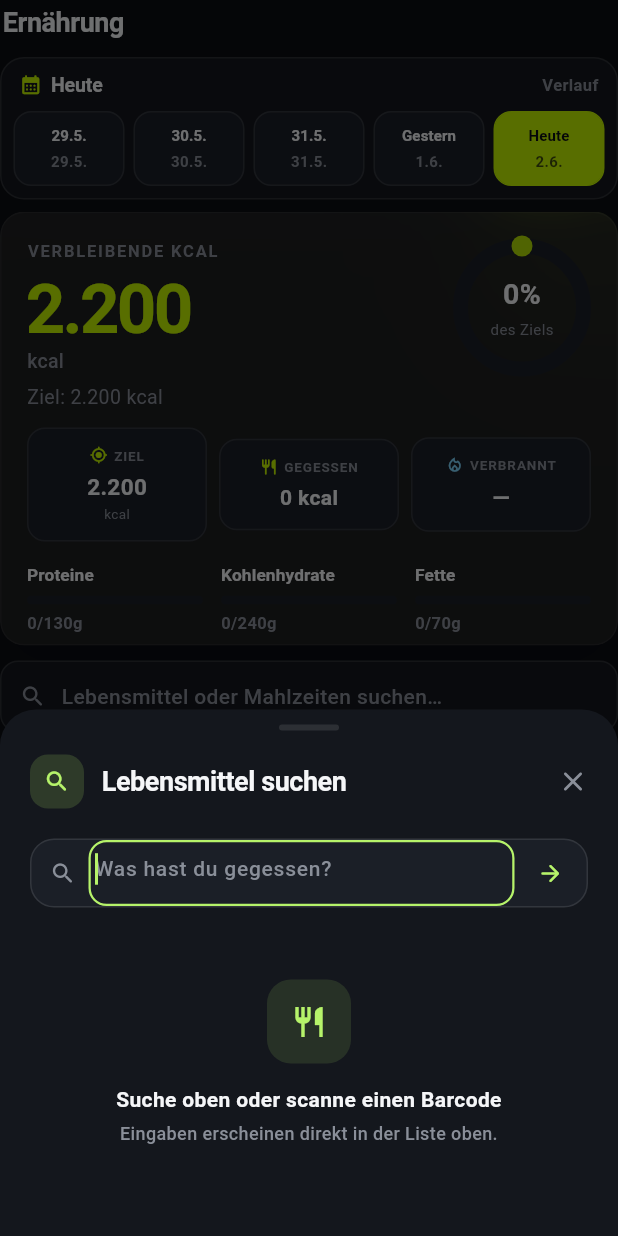
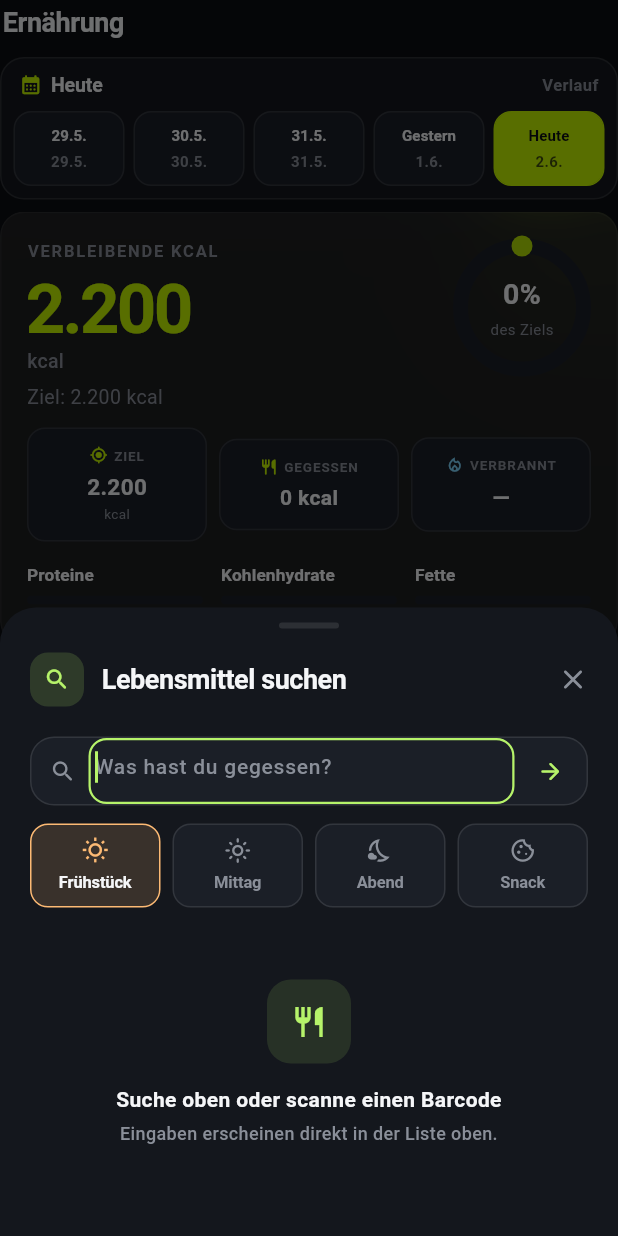
Before and after one commit to mxritzgit/shiftfit, a Flutter app: the MealAnalysisScreen widget shown alone on an empty page, opened directly with empty values, after a tap on "Lebensmittel oder Mahlzeiten suchen…", on a phone screen of 412 x 824 dp. Run offline on Flutter 3.47's test engine with Material 3 defaults, Android fonts, the phone set to English and light mode, and no system bars; our stand-ins replace image_picker, supabase_flutter; missing offline and left inert: health, mobile_scanner; accounts and stored records are empty.

Commit message:
feat(food): Mahlzeit-Slot beim manuellen Hinzufügen wählbar
Im Food-Add-Sheet (Suche/Barcode/KI-Scan/Schnell) wird der Slot bisher
still aus der Uhrzeit geraten und dem User nur per Snackbar mitgeteilt -
er konnte ihn nicht festlegen. Neu: ein 4er-Segmented-Control (Frühstück/
Mittag/Abend/Snack) im Sheet, Default = bisheriger Uhrzeit-Vorschlag,
jederzeit änderbar. Steuert onAdd/Foto/Barcode + Snackbar-Label; die
Existing-Meals-Liste filtert reaktiv nach dem gewählten Slot.

Datenschicht unverändert (LoggedMeal.forcedSlot + meals_sync tragen den
Slot bereits). Slot-Farben/Icons aus dem bestehenden Rezept-Picker
gespiegelt; _SheetHeader-Duplikat auf geteilte Helfer reduziert.

Verifiziert lokal: flutter analyze -> 0 Issues, flutter test -> 34/34
(neuer Test "Food add lets the user pick the meal slot, not the clock"
beweist via zwei verschiedene Slots, dass der Selector den Slot steuert,
nicht die Uhrzeit). Design-Doc unter docs/superpowers/specs/.

Co-Authored-By: Claude Opus 4.8 (1M context) <noreply@anthropic.com>

```diff
--- a/lib/src/screens/meal_analysis_screen.dart
+++ b/lib/src/screens/meal_analysis_screen.dart
@@ -74,15 +74,12 @@ class MealAnalysisScreen extends StatelessWidget {
 
   void _openAddSheet(BuildContext context, MealSlot slot,
       {bool searchMode = false}) {
-    // Bereits geloggte Eintraege fuer DIESEN Slot UND das aktuell angezeigte
-    // Datum - das Sheet zeigt sie oben mit X-Button. Im Such-Modus entfaellt
-    // dieses Slot-Framing (reine Suche, kein "Fruehstueck hinzufuegen").
-    final existingForSlot = searchMode
-        ? const <LoggedMeal>[]
-        : loggedMeals
-            .where((m) =>
-                DateUtils.isSameDay(m.loggedAt, selectedDate) && m.slot == slot)
-            .toList(growable: false);
+    // Alle Eintraege des angezeigten Tages - das Sheet filtert die Anzeige
+    // selbst nach dem im Selector gewaehlten Slot (bleibt so synchron, wenn
+    // der User den Slot im Sheet wechselt). `slot` ist nur der Default-Slot.
+    final existingForDay = loggedMeals
+        .where((m) => DateUtils.isSameDay(m.loggedAt, selectedDate))
+        .toList(growable: false);
     showAddMealSheet(
       context,
       slot: slot,
@@ -91,7 +88,7 @@ class MealAnalysisScreen extends StatelessWidget {
       productService: productService,
       photoInput: photoInput,
       favorites: favorites,
-      existingMeals: existingForSlot,
+      existingMeals: existingForDay,
       onAdd: onAddMeal,
       onAdjustDailyKcal: onAdjustDailyKcal,
       onRemoveFavorite: onRemoveFavorite,
--- a/lib/src/widgets/kcal/add_meal_sheet.dart
+++ b/lib/src/widgets/kcal/add_meal_sheet.dart
@@ -100,6 +100,9 @@ class _AddMealSheetState extends State<AddMealSheet> {
   final Set<String> _justAddedKeys = <String>{};
   final Map<String, Timer> _justAddedTimers = <String, Timer>{};
 
+  // Der Slot ist Sheet-Zustand, nicht ein fixer Input: Default ist der
+  // übergebene (Uhrzeit-)Vorschlag, der User kann ihn im Selector ändern.
+  late MealSlot _selectedSlot;
   late List<LoggedMeal> _existing;
   late List<FavoriteMeal> _favorites;
 
@@ -113,9 +116,21 @@ class _AddMealSheetState extends State<AddMealSheet> {
   @override
   void initState() {
     super.initState();
+    _selectedSlot = widget.slot;
     _existing = List<LoggedMeal>.of(widget.existingMeals);
     _favorites = List<FavoriteMeal>.of(widget.favorites);
   }
+
+  void _selectSlot(MealSlot slot) {
+    if (slot == _selectedSlot) return;
+    setState(() => _selectedSlot = slot);
+  }
+
+  // Geloggte Einträge des aktuell gewählten Slots (aus der vollen Tagesliste,
+  // die das Sheet als existingMeals erhält) — der Kopfbereich bleibt so immer
+  // zum Selector synchron.
+  List<LoggedMeal> get _slotMeals =>
+      _existing.where((m) => m.slot == _selectedSlot).toList(growable: false);
 
   @override
   void dispose() {
@@ -287,7 +302,7 @@ class _AddMealSheetState extends State<AddMealSheet> {
 
     await showMealAnalysisSheet(
       context,
-      slot: widget.slot,
+      slot: _selectedSlot,
       resultFuture: widget.analyzer.analyze(selection.request),
       previewImage: selection.previewBytes,
       onAdd: widget.onAdd,
@@ -306,7 +321,7 @@ class _AddMealSheetState extends State<AddMealSheet> {
 
     await showMealAnalysisSheet(
       context,
-      slot: widget.slot,
+      slot: _selectedSlot,
       resultFuture: widget.productService.lookupBarcode(trimmed),
       previewImage: null,
       onAdd: widget.onAdd,
@@ -319,11 +334,11 @@ class _AddMealSheetState extends State<AddMealSheet> {
   // ─── Hinzufuegen ──────────────────────────────────────────────────────
 
   void _handleAdd(String itemKey, MealAnalysisResult result) {
-    widget.onAdd(result, widget.slot);
+    widget.onAdd(result, _selectedSlot);
     if (mounted) {
       ScaffoldMessenger.of(context).showSnackBar(
         SnackBar(content: Text(
-          '${result.caloriesKcal} kcal zu ${widget.slot.label} hinzugefügt.',
+          '${result.caloriesKcal} kcal zu ${_selectedSlot.label} hinzugefügt.',
         )),
       );
     }
@@ -366,7 +381,7 @@ class _AddMealSheetState extends State<AddMealSheet> {
           children: [
             const _SheetHandle(),
             _SheetHeader(
-              slot: widget.slot,
+              slot: _selectedSlot,
               searchMode: widget.searchMode,
               onClose: () => Navigator.of(context).pop(),
               onCamera: () => _pickAndAnalyze(ImageSource.camera),
@@ -380,6 +395,10 @@ class _AddMealSheetState extends State<AddMealSheet> {
               onSubmitted: (_) => _searchProducts(),
               onSearchPressed: _searchProducts,
             ),
+            _SlotSelector(
+              selected: _selectedSlot,
+              onSelected: _selectSlot,
+            ),
             Flexible(
               child: SingleChildScrollView(
                 key: const ValueKey('add-meal-sheet-scroll'),
@@ -392,10 +411,10 @@ class _AddMealSheetState extends State<AddMealSheet> {
                 child: Column(
                   crossAxisAlignment: CrossAxisAlignment.start,
                   children: [
-                    if (_existing.isNotEmpty) ...[
+                    if (_slotMeals.isNotEmpty) ...[
                       ExistingMealsList(
-                        meals: _existing,
-                        slot: widget.slot,
+                        meals: _slotMeals,
+                        slot: _selectedSlot,
                         onRemove: widget.onRemoveMeal == null
                             ? null
                             : _removeExisting,
@@ -500,6 +519,124 @@ class _AddMealSheetState extends State<AddMealSheet> {
   }
 }
 
+// ─── Slot-Helfer + Selector ─────────────────────────────────────────────
+
+Color _slotColor(MealSlot slot) => switch (slot) {
+      MealSlot.breakfast => orange,
+      MealSlot.lunch => lime,
+      MealSlot.dinner => slotDinner,
+      MealSlot.snack => cyan,
+    };
+
+IconData _slotIcon(MealSlot slot) => switch (slot) {
+      MealSlot.breakfast => Icons.wb_sunny_outlined,
+      MealSlot.lunch => Icons.light_mode_outlined,
+      MealSlot.dinner => Icons.nights_stay_outlined,
+      MealSlot.snack => Icons.cookie_outlined,
+    };
+
+// Kurzlabel nur für den Selector (das Modell-Label „Mittagessen"/„Snacks" ist
+// für 4 Segmente nebeneinander zu breit).
+String _slotShortLabel(MealSlot slot) => switch (slot) {
+      MealSlot.breakfast => 'Frühstück',
+      MealSlot.lunch => 'Mittag',
+      MealSlot.dinner => 'Abend',
+      MealSlot.snack => 'Snack',
+    };
+
+/// Segmented-Control: legt fest, in welchen Slot der nächste Eintrag wandert.
+/// Default ist der (Uhrzeit-)Vorschlag, bleibt aber jederzeit änderbar.
+class _SlotSelector extends StatelessWidget {
+  const _SlotSelector({required this.selected, required this.onSelected});
+
+  final MealSlot selected;
+  final ValueChanged<MealSlot> onSelected;
+
+  static const List<MealSlot> _slots = <MealSlot>[
+    MealSlot.breakfast,
+    MealSlot.lunch,
+    MealSlot.dinner,
+    MealSlot.snack,
+  ];
+
+  @override
+  Widget build(BuildContext context) {
+    return Padding(
+      key: const ValueKey('add-meal-slot-select'),
+      padding: const EdgeInsets.fromLTRB(20, 8, 20, 4),
+      child: Row(
+        children: [
+          for (var i = 0; i < _slots.length; i++) ...[
+            Expanded(
+              child: _SlotSegment(
+                slot: _slots[i],
+                selected: _slots[i] == selected,
+                onTap: () => onSelected(_slots[i]),
+              ),
+            ),
+            if (i != _slots.length - 1) const SizedBox(width: 8),
+          ],
+        ],
+      ),
+    );
+  }
+}
+
+class _SlotSegment extends StatelessWidget {
+  const _SlotSegment({
+    required this.slot,
+    required this.selected,
+    required this.onTap,
+  });
+
+  final MealSlot slot;
+  final bool selected;
+  final VoidCallback onTap;
+
+  @override
+  Widget build(BuildContext context) {
+    final color = _slotColor(slot);
+    return InkWell(
+      key: ValueKey('slot-select-${slot.name}'),
+      onTap: onTap,
+      borderRadius: BorderRadius.circular(rControl),
+      child: AnimatedContainer(
+        duration: const Duration(milliseconds: 160),
+        height: 56,
+        padding: const EdgeInsets.symmetric(horizontal: 4, vertical: 6),
+        decoration: BoxDecoration(
+          color: selected ? color.withValues(alpha: 0.16) : surfaceSoft,
+          borderRadius: BorderRadius.circular(rControl),
+          border: Border.all(color: selected ? color : hairline),
+        ),
+        child: Column(
+          mainAxisSize: MainAxisSize.min,
+          mainAxisAlignment: MainAxisAlignment.center,
+          children: [
+            Icon(
+              _slotIcon(slot),
+              size: 18,
+              color: selected ? color : textMuted,
+            ),
+            const SizedBox(height: 4),
+            Text(
+              _slotShortLabel(slot),
+              maxLines: 1,
+              overflow: TextOverflow.ellipsis,
+              style: TextStyle(
+                color: selected ? textPrimary : textMuted,
+                fontSize: 11,
+                fontWeight: FontWeight.w700,
+                letterSpacing: -0.1,
+              ),
+            ),
+          ],
+        ),
+      ),
+    );
+  }
+}
+
 // ─── Header ─────────────────────────────────────────────────────────────
 
 class _SheetHandle extends StatelessWidget {
@@ -538,24 +675,10 @@ class _SheetHeader extends StatelessWidget {
   final VoidCallback onGallery;
   final VoidCallback onBarcode;
 
-  Color get _color => switch (slot) {
-        MealSlot.breakfast => orange,
-        MealSlot.lunch => lime,
-        MealSlot.dinner => slotDinner,
-        MealSlot.snack => cyan,
-      };
-
-  IconData get _icon => switch (slot) {
-        MealSlot.breakfast => Icons.wb_sunny_outlined,
-        MealSlot.lunch => Icons.light_mode_outlined,
-        MealSlot.dinner => Icons.nights_stay_outlined,
-        MealSlot.snack => Icons.cookie_outlined,
-      };
-
   @override
   Widget build(BuildContext context) {
-    final accent = searchMode ? lime : _color;
-    final headerIcon = searchMode ? Icons.search_rounded : _icon;
+    final accent = searchMode ? lime : _slotColor(slot);
+    final headerIcon = searchMode ? Icons.search_rounded : _slotIcon(slot);
     final title = searchMode ? 'Lebensmittel suchen' : slot.label;
     return Padding(
       padding: const EdgeInsets.fromLTRB(20, 4, 6, 10),
```
Also changed, not shown: 2 other files.
